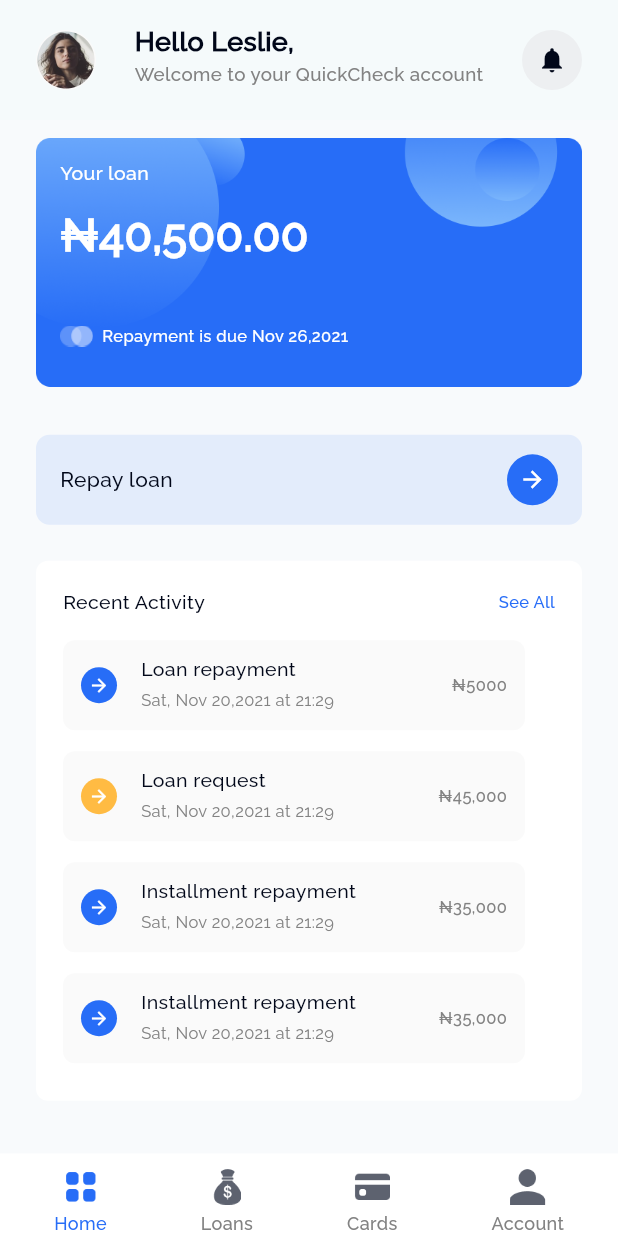
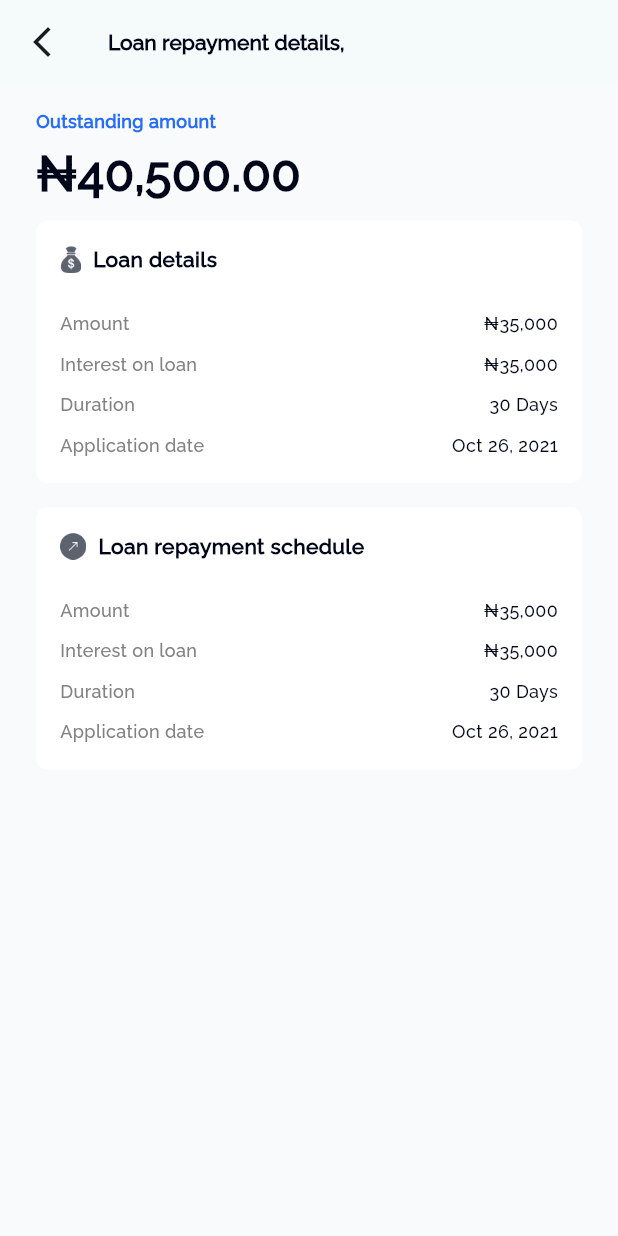
Before and after one commit to Codeinstd/Loan-app, a Flutter app: the screen it shows after launch, on a phone screen of 412 x 824 dp. Run offline on Flutter 3.47's test engine with Material 3 defaults, Android fonts, the phone set to English and light mode, and no system bars.

Commit message:
loan detail screen

```diff
--- a/lib/main.dart
+++ b/lib/main.dart
@@ -1,5 +1,6 @@
 import 'package:flutter/material.dart';
 import 'package:loan_app/ui/screens/first.dart';
+import 'package:loan_app/ui/screens/second.dart';
 
 void main() {
   runApp(const MyApp());
@@ -18,7 +19,7 @@ class MyApp extends StatelessWidget {
         colorScheme: ColorScheme.fromSeed(seedColor: Colors.white),
         useMaterial3: true,
       ),
-      home: const First(),
+      home: const Second(),
     );
   }
 }
--- a/lib/ui/screens/second.dart
+++ b/lib/ui/screens/second.dart
@@ -0,0 +1,426 @@
+import 'package:flutter/material.dart';
+import 'package:loan_app/config/color.dart';
+
+class Second extends StatefulWidget {
+  const Second({super.key});
+
+  @override
+  State<Second> createState() => _SecondState();
+}
+
+class _SecondState extends State<Second> {
+  @override
+  Widget build(BuildContext context) {
+    return Scaffold(
+      backgroundColor: AppColors.bg,
+      appBar: AppBar(
+        leading: Icon(Icons.arrow_back_ios_new),
+        title: const Text(
+          'Loan repayment details,',
+          style: TextStyle(
+              fontFamily: 'Raleway',
+              color: AppColors.headertext,
+              fontWeight: FontWeight.w700,
+              fontSize: 14),
+        ),
+      ),
+
+      // body section //
+      body: Column(
+        crossAxisAlignment: CrossAxisAlignment.start,
+        children: [
+          Expanded(
+              child: Padding(
+            padding: const EdgeInsets.only(left: 24, right: 24, top: 16),
+            child: SingleChildScrollView(
+              child: Column(
+                crossAxisAlignment: CrossAxisAlignment.start,
+                children: [
+                  // text //
+                  Text(
+                    'Outstanding amount',
+                    style: TextStyle(
+                        fontFamily: 'Raleway',
+                        color: AppColors.pricolor,
+                        fontWeight: FontWeight.w700,
+                        fontSize: 12),
+                  ),
+
+                  SizedBox(
+                    height: 4,
+                  ),
+
+                  // text //
+                  Text(
+                    '₦40,500.00',
+                    style: TextStyle(
+                        fontFamily: 'Raleway',
+                        color: AppColors.headertext,
+                        fontWeight: FontWeight.w700,
+                        fontSize: 32),
+                  ),
+
+                  SizedBox(
+                    height: 8,
+                  ),
+
+                  // loan details //
+
+                  SizedBox(
+                    width: 400,
+                    height: 175,
+                    child: DecoratedBox(
+                      decoration: BoxDecoration(
+                          color: AppColors.white,
+                          borderRadius: BorderRadius.circular(8)),
+                      child: Padding(
+                        padding:
+                            const EdgeInsets.only(left: 16, right: 16, top: 16),
+                        child: Column(
+                          crossAxisAlignment: CrossAxisAlignment.start,
+                          children: [
+                            // title //
+                            Row(
+                              mainAxisAlignment: MainAxisAlignment.start,
+                              children: [
+                                // loan //
+                                Image.asset(
+                                  'assets/images/Loans.png',
+                                  height: 18,
+                                ),
+
+                                SizedBox(
+                                  width: 8,
+                                ),
+                                // label //
+                                Text(
+                                  'Loan details',
+                                  style: TextStyle(
+                                      fontFamily: 'Raleway',
+                                      color: AppColors.headertext,
+                                      fontWeight: FontWeight.w700,
+                                      fontSize: 14),
+                                ),
+                              ],
+                            ),
+
+                            SizedBox(
+                              height: 24,
+                            ),
+
+                            // list //
+                            Row(
+                              mainAxisAlignment: MainAxisAlignment.spaceBetween,
+                              children: [
+                                // label //
+                                Text(
+                                  'Amount',
+                                  style: TextStyle(
+                                      fontFamily: 'Raleway',
+                                      color: AppColors.subtext,
+                                      fontWeight: FontWeight.w500,
+                                      fontSize: 12),
+                                ),
+
+                                SizedBox(
+                                  width: 8,
+                                ),
+                                // label //
+                                Text(
+                                  '₦35,000',
+                                  style: TextStyle(
+                                      fontFamily: 'Raleway',
+                                      color: AppColors.headertext,
+                                      fontWeight: FontWeight.w500,
+                                      fontSize: 12),
+                                ),
+                              ],
+                            ),
+
+                            SizedBox(
+                              height: 10,
+                            ),
+
+                            Row(
+                              mainAxisAlignment: MainAxisAlignment.spaceBetween,
+                              children: [
+                                // label //
+                                Text(
+                                  'Interest on loan',
+                                  style: TextStyle(
+                                      fontFamily: 'Raleway',
+                                      color: AppColors.subtext,
+                                      fontWeight: FontWeight.w500,
+                                      fontSize: 12),
+                                ),
+
+                                SizedBox(
+                                  width: 8,
+                                ),
+                                // label //
+                                Text(
+                                  '₦35,000',
+                                  style: TextStyle(
+                                      fontFamily: 'Raleway',
+                                      color: AppColors.headertext,
+                                      fontWeight: FontWeight.w500,
+                                      fontSize: 12),
+                                ),
+                              ],
+                            ),
+
+                            SizedBox(
+                              height: 10,
+                            ),
+
+                            Row(
+                              mainAxisAlignment: MainAxisAlignment.spaceBetween,
+                              children: [
+                                // label //
+                                Text(
+                                  'Duration',
+                                  style: TextStyle(
+                                      fontFamily: 'Raleway',
+                                      color: AppColors.subtext,
+                                      fontWeight: FontWeight.w500,
+                                      fontSize: 12),
+                                ),
+
+                                SizedBox(
+                                  width: 8,
+                                ),
+                                // label //
+                                Text(
+                                  '30 Days',
+                                  style: TextStyle(
+                                      fontFamily: 'Raleway',
+                                      color: AppColors.headertext,
+                                      fontWeight: FontWeight.w500,
+                                      fontSize: 12),
+                                ),
+                              ],
+                            ),
+
+                            SizedBox(
+                              height: 10,
+                            ),
+
+                            Row(
+                              mainAxisAlignment: MainAxisAlignment.spaceBetween,
+                              children: [
+                                // label //
+                                Text(
+                                  'Application date',
+                                  style: TextStyle(
+                                      fontFamily: 'Raleway',
+                                      color: AppColors.subtext,
+                                      fontWeight: FontWeight.w500,
+                                      fontSize: 12),
+                                ),
+
+                                SizedBox(
+                                  width: 8,
+                                ),
+                                // label //
+                                Text(
+                                  'Oct 26, 2021',
+                                  style: TextStyle(
+                                      fontFamily: 'Raleway',
+                                      color: AppColors.headertext,
+                                      fontWeight: FontWeight.w500,
+                                      fontSize: 12),
+                                ),
+                              ],
+                            ),
+                          ],
+                        ),
+                      ),
+                    ),
+                  ),
+
+                  SizedBox(
+                    height: 16,
+                  ),
+
+                  // loan repayment schedule //
+
+                  SizedBox(
+                    width: 400,
+                    height: 175,
+                    child: DecoratedBox(
+                      decoration: BoxDecoration(
+                          color: AppColors.white,
+                          borderRadius: BorderRadius.circular(8)),
+                      child: Padding(
+                        padding:
+                            const EdgeInsets.only(left: 16, right: 16, top: 16),
+                        child: Column(
+                          crossAxisAlignment: CrossAxisAlignment.start,
+                          children: [
+                            // title //
+                            Row(
+                              mainAxisAlignment: MainAxisAlignment.start,
+                              children: [
+                                // loan //
+                                Image.asset(
+                                  'assets/images/arrow.png',
+                                  height: 18,
+                                ),
+
+                                SizedBox(
+                                  width: 8,
+                                ),
+                                // label //
+                                Text(
+                                  'Loan repayment schedule',
+                                  style: TextStyle(
+                                      fontFamily: 'Raleway',
+                                      color: AppColors.headertext,
+                                      fontWeight: FontWeight.w700,
+                                      fontSize: 14),
+                                ),
+                              ],
+                            ),
+
+                            SizedBox(
+                              height: 24,
+                            ),
+
+                            // list //
+                            Row(
+                              mainAxisAlignment: MainAxisAlignment.spaceBetween,
+                              children: [
+                                // label //
+                                Text(
+                                  'Amount',
+                                  style: TextStyle(
+                                      fontFamily: 'Raleway',
+                                      color: AppColors.subtext,
+                                      fontWeight: FontWeight.w500,
+                                      fontSize: 12),
+                                ),
+
+                                SizedBox(
+                                  width: 8,
+                                ),
+                                // label //
+                                Text(
+                                  '₦35,000',
+                                  style: TextStyle(
+                                      fontFamily: 'Raleway',
+                                      color: AppColors.headertext,
+                                      fontWeight: FontWeight.w500,
+                                      fontSize: 12),
+                                ),
+                              ],
+                            ),
+
+                            SizedBox(
+                              height: 10,
+                            ),
+
+                            Row(
+                              mainAxisAlignment: MainAxisAlignment.spaceBetween,
+                              children: [
+                                // label //
+                                Text(
+                                  'Interest on loan',
+                                  style: TextStyle(
+                                      fontFamily: 'Raleway',
+                                      color: AppColors.subtext,
+                                      fontWeight: FontWeight.w500,
+                                      fontSize: 12),
+                                ),
+
+                                SizedBox(
+                                  width: 8,
+                                ),
+                                // label //
+                                Text(
+                                  '₦35,000',
+                                  style: TextStyle(
+                                      fontFamily: 'Raleway',
+                                      color: AppColors.headertext,
+                                      fontWeight: FontWeight.w500,
+                                      fontSize: 12),
+                                ),
+                              ],
+                            ),
+
+                            SizedBox(
+                              height: 10,
+                            ),
+
+                            Row(
+                              mainAxisAlignment: MainAxisAlignment.spaceBetween,
+                              children: [
+                                // label //
+                                Text(
+                                  'Duration',
+                                  style: TextStyle(
+                                      fontFamily: 'Raleway',
+                                      color: AppColors.subtext,
+                                      fontWeight: FontWeight.w500,
+                                      fontSize: 12),
+                                ),
+
+                                SizedBox(
+                                  width: 8,
+                                ),
+                                // label //
+                                Text(
+                                  '30 Days',
+                                  style: TextStyle(
+                                      fontFamily: 'Raleway',
+                                      color: AppColors.headertext,
+                                      fontWeight: FontWeight.w500,
+                                      fontSize: 12),
+                                ),
+                              ],
+                            ),
+
+                            SizedBox(
+                              height: 10,
+                            ),
+
+                            Row(
+                              mainAxisAlignment: MainAxisAlignment.spaceBetween,
+                              children: [
+                                // label //
+                                Text(
+                                  'Application date',
+                                  style: TextStyle(
+                                      fontFamily: 'Raleway',
+                                      color: AppColors.subtext,
+                                      fontWeight: FontWeight.w500,
+                                      fontSize: 12),
+                                ),
+
+                                SizedBox(
+                                  width: 8,
+                                ),
+                                // label //
+                                Text(
+                                  'Oct 26, 2021',
+                                  style: TextStyle(
+                                      fontFamily: 'Raleway',
+                                      color: AppColors.headertext,
+                                      fontWeight: FontWeight.w500,
+                                      fontSize: 12),
+                                ),
+                              ],
+                            ),
+                          ],
+                        ),
+                      ),
+                    ),
+                  )
+                ],
+              ),
+            ),
+          ))
+        ],
+      ),
+    );
+  }
+}
--- a/pubspec.yaml
+++ b/pubspec.yaml
@@ -67,6 +67,7 @@ flutter:
   - assets/images/Vector.png
   - assets/images/Group 1155.png
   - assets/images/naira.png
+  - assets/images/arrow.png
 
 
   # An image asset can refer to one or more resolution-specific "variants", see
```
Also changed, not shown: assets/images/arrow.png (added).
